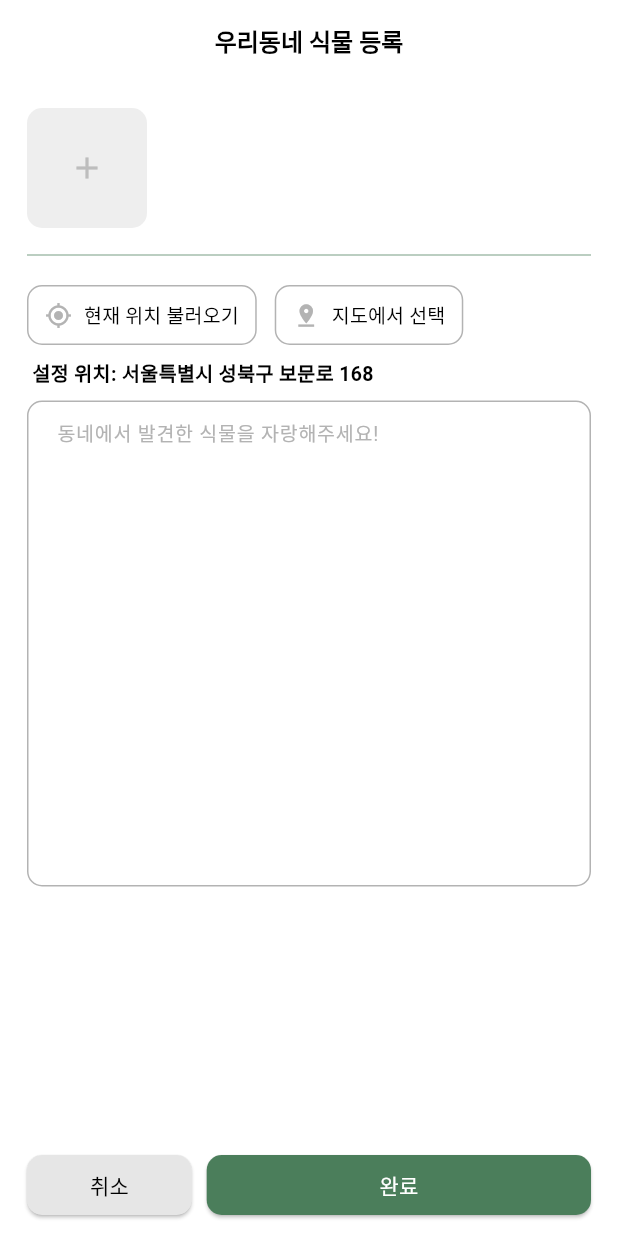
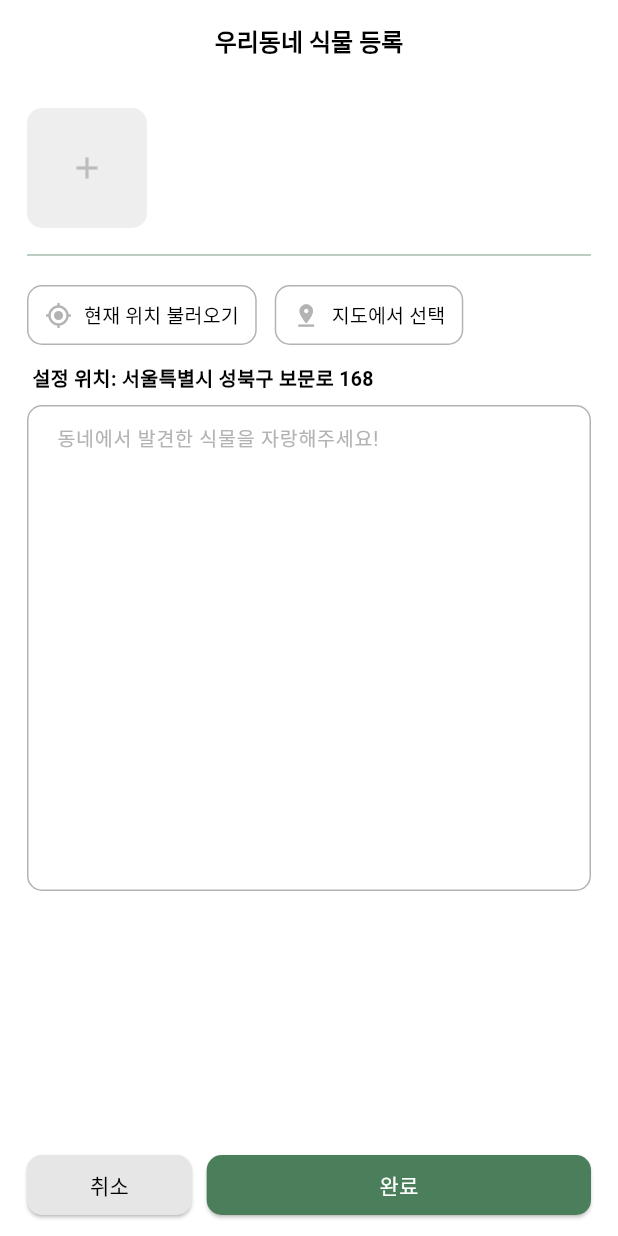
Before and after one commit to hansung-MobileCapstone/PlantyNote, a Flutter app: the MapCreateScreen screen opened by its route, on a phone screen of 412 x 824 dp. Run offline on Flutter 3.47's test engine with Material 3 defaults, Android fonts, the phone set to English and light mode, and no system bars; our stand-ins replace carousel_slider, cloud_firestore, firebase_auth, firebase_core, firebase_storage, flutter_dotenv and 8 more; accounts and stored records are empty.

Commit message:
design: 간격수정

```diff
--- a/lib/screens/map/map_create_screen.dart
+++ b/lib/screens/map/map_create_screen.dart
@@ -94,7 +94,7 @@ class MapCreateScreenState extends State<MapCreateScreen> {
                   ),
                 ],
               ),
-              const SizedBox(height: 5),
+              const SizedBox(height: 8),
               Text(" 설정 위치: 서울특별시 성북구 보문로 168", // 설정 위치
                 style: TextStyle(
                   color: Colors.black,
```
